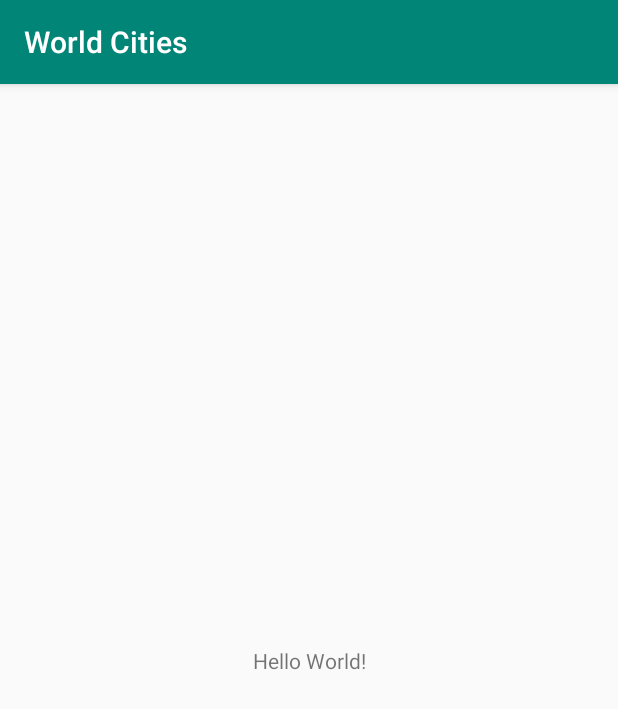
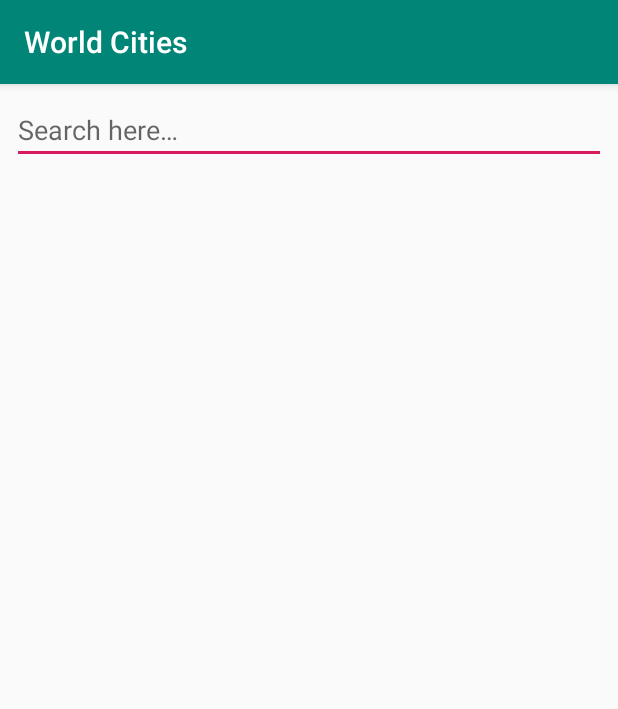
Before and after one commit to Karthick-Pandiyan/CitiesList, an Android app: the screen it shows after launch (MainActivity), on a phone screen of 412 x 824 dp. Shown: the top 709 px of the screen. Run offline under Robolectric (Android 15) with nearby library versions, the phone set to English and light mode, and no system bars.

Commit message:
Create TextBox to allow the user to enter their search queries.

```diff
--- a/app/src/main/res/layout/content_main.xml
+++ b/app/src/main/res/layout/content_main.xml
@@ -5,16 +5,21 @@
     android:layout_width="match_parent"
     android:layout_height="match_parent"
     app:layout_behavior="@string/appbar_scrolling_view_behavior"
-    tools:context=".MainActivity"
     tools:showIn="@layout/activity_main">
 
-    <TextView
-        android:layout_width="wrap_content"
-        android:layout_height="wrap_content"
-        android:text="Hello World!"
-        app:layout_constraintBottom_toBottomOf="parent"
-        app:layout_constraintLeft_toLeftOf="parent"
-        app:layout_constraintRight_toRightOf="parent"
+    <EditText
+        android:id="@+id/edtSearchInput"
+        android:layout_width="match_parent"
+        android:layout_height="0dp"
+        android:layout_margin="@dimen/margin_8"
+        android:layout_marginStart="@dimen/margin_8"
+        android:layout_marginLeft="@dimen/margin_8"
+        android:layout_marginTop="@dimen/margin_8"
+        android:layout_marginEnd="@dimen/margin_8"
+        android:layout_marginRight="@dimen/margin_8"
+        android:hint="@string/search_hint"
+        app:layout_constraintEnd_toEndOf="parent"
+        app:layout_constraintStart_toStartOf="parent"
         app:layout_constraintTop_toTopOf="parent" />
 
 </androidx.constraintlayout.widget.ConstraintLayout>
--- a/app/src/main/res/values/dimens.xml
+++ b/app/src/main/res/values/dimens.xml
@@ -1,3 +1,4 @@
 <resources>
     <dimen name="fab_margin">16dp</dimen>
+    <dimen name="margin_8">8dp</dimen>
 </resources>
--- a/app/src/main/res/values/strings.xml
+++ b/app/src/main/res/values/strings.xml
@@ -1,4 +1,5 @@
 <resources>
     <string name="app_name">World Cities</string>
     <string name="action_settings">Settings</string>
+    <string name="search_hint">Search here…</string>
 </resources>
```
